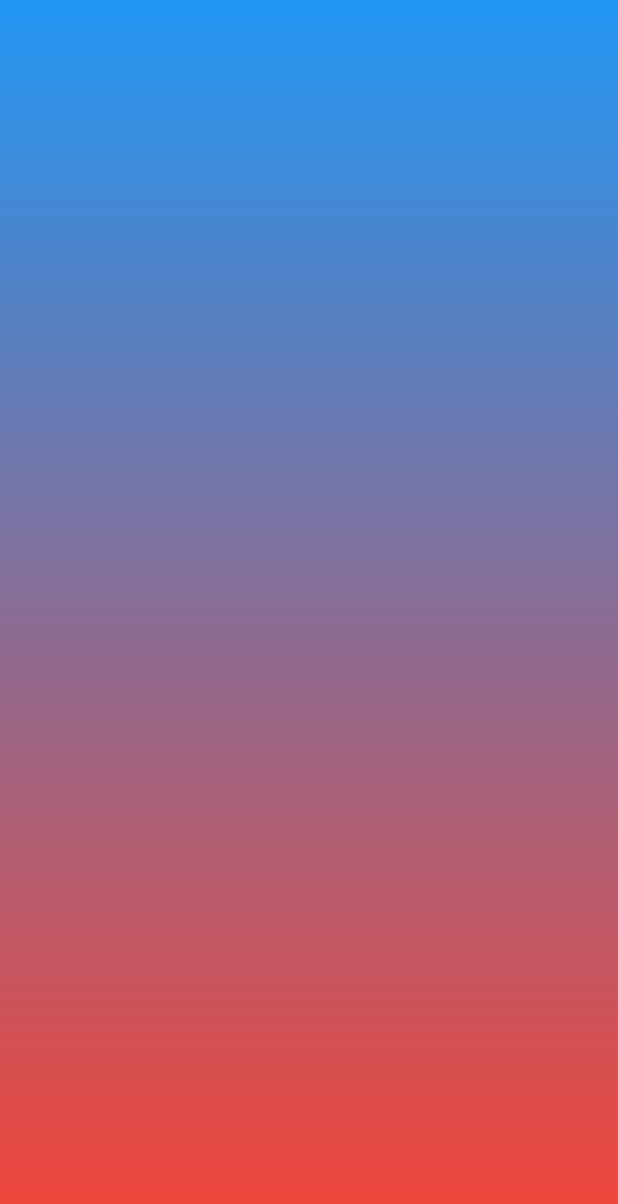
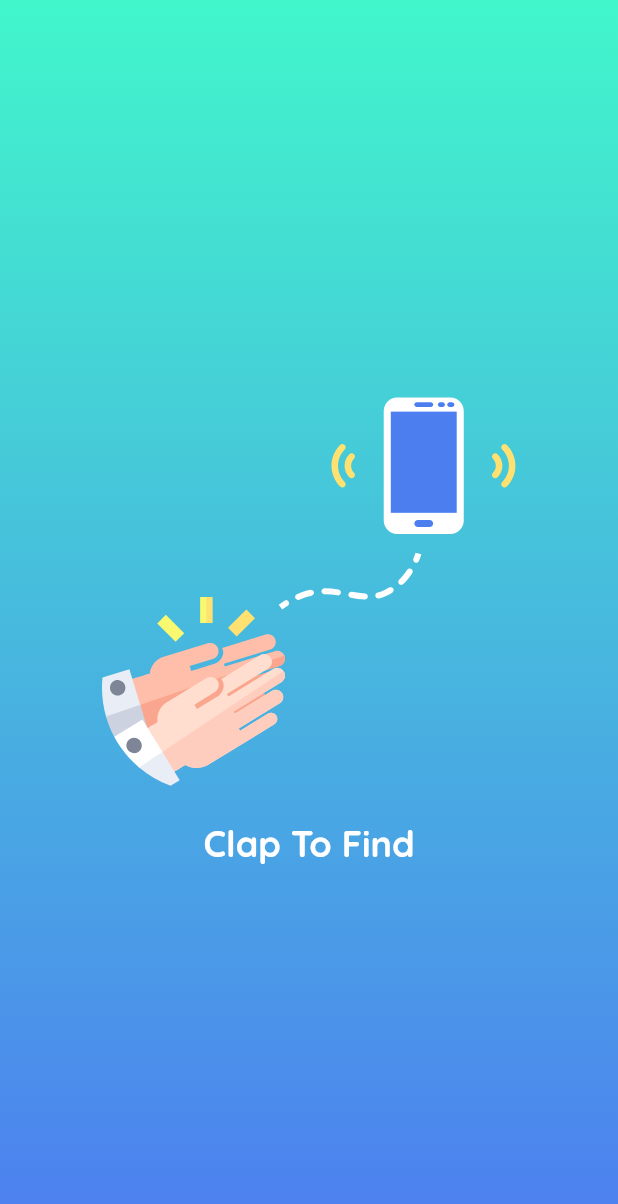
Before and after one commit to TimurKarev/clap_app, a Flutter app: the first screen one second after launch, on a phone screen of 412 x 824 dp. Shown: the top 1204 px of the screen. Run offline on Flutter 3.47's test engine with Material 2 defaults, Android fonts, the phone set to English and light mode, and no system bars; our stand-ins replace flutter_svg, google_fonts.

Commit message:
splash, 50% onBoarding

```diff
--- a/lib/main.dart
+++ b/lib/main.dart
@@ -1,4 +1,5 @@
 import 'package:clap_app/pages/common_widgets/background_widget.dart';
+import 'package:clap_app/pages/splash/spash_screen.dart';
 import 'package:flutter/material.dart';
 
 void main() {
@@ -15,7 +16,7 @@ class MyApp extends StatelessWidget {
       theme: ThemeData(
         primarySwatch: Colors.blue,
       ),
-      home: const BackgroundWidget(),
+      home: const SplashScreen(),
     );
   }
 }
--- a/lib/pages/common_widgets/background_widget.dart
+++ b/lib/pages/common_widgets/background_widget.dart
@@ -1,4 +1,6 @@
 import 'package:flutter/material.dart';
+
+import '../styles.dart';
 
 class BackgroundWidget extends StatelessWidget {
   const BackgroundWidget({Key? key}) : super(key: key);
@@ -6,13 +8,13 @@ class BackgroundWidget extends StatelessWidget {
   @override
   Widget build(BuildContext context) {
     return Container(
-      decoration: BoxDecoration(
+      decoration: const BoxDecoration(
         gradient: LinearGradient(
           begin: Alignment.topCenter,
           end: Alignment.bottomCenter,
           colors: [
-            Colors.blue,
-            Colors.red,
+            Styles.primaryColor,
+            Styles.secondaryColor,
           ],
         ),
       ),
--- /dev/null
+++ b/lib/pages/splash/spash_screen.dart
@@ -0,0 +1,49 @@
+import 'package:clap_app/pages/common_widgets/background_widget.dart';
+import 'package:flutter_svg/flutter_svg.dart';
+import 'package:flutter/cupertino.dart';
+import 'package:flutter/material.dart';
+
+import '../styles.dart';
+
+class SplashScreen extends StatelessWidget {
+  const SplashScreen({Key? key}) : super(key: key);
+
+  @override
+  Widget build(BuildContext context) {
+    _forwardToBoard(context);
+    return Scaffold(
+      body: Stack(
+        children: [
+          const BackgroundWidget(),
+          Column(
+            mainAxisAlignment: MainAxisAlignment.center,
+            children: [
+              Row(
+                children: [
+                  Flexible(
+                    child: Container(),
+                  ),
+                  SvgPicture.asset("assets/images/clap_phone.svg"),
+                  Flexible(
+                    child: Container(),
+                  ),
+                ],
+              ),
+              Text(
+                "Clap To Find",
+                style: Styles.titleText,
+              ),
+            ],
+          ),
+        ],
+      ),
+    );
+  }
+
+  void _forwardToBoard(BuildContext context) async {
+    await Future.delayed(Duration(seconds: 3), () {
+      // 5 seconds over, navigate to Page2.
+      Navigator.push(context, MaterialPageRoute(builder: (_) => BackgroundWidget()));
+    });
+  }
+}
--- /dev/null
+++ b/lib/pages/styles.dart
@@ -0,0 +1,26 @@
+import 'package:flutter/cupertino.dart';
+import 'package:google_fonts/google_fonts.dart';
+
+abstract class Styles {
+  static TextStyle titleText = GoogleFonts.quicksand(
+    fontSize: 24,
+    fontWeight: FontWeight.bold,
+    color: brightTextColor,
+  );
+
+  static TextStyle subtitleText = GoogleFonts.quicksand(
+    fontSize: 17,
+    fontWeight: FontWeight.bold,
+    color: brightTextColor,
+  );
+
+  static const brightTextColor = CupertinoColors.white;
+
+  static const blackTextColor = CupertinoColors.black;
+
+  static const primaryColor = Color(0xff41F6CB);
+
+  static const secondaryColor = Color(0xff4D7EF0);
+
+  static const thirdColor = Color(0xffF9F871);
+}
```
Also changed, not shown: analysis_options.yaml (+12 -0 lines), lib/pages/onboarding/on_board_page.dart (added, +152 -0 lines), lib/pages/onboarding/widgets/onboard_text_widget.dart (added, +34 -0 lines), pubspec.yaml (+9 -4 lines), assets/images/clap_phone.svg (added), assets/images/clapping.svg (added), assets/images/phone_with_icon.svg (added), assets/images/problem.svg (added), assets/images/rate.svg (added), pubspec.lock.
